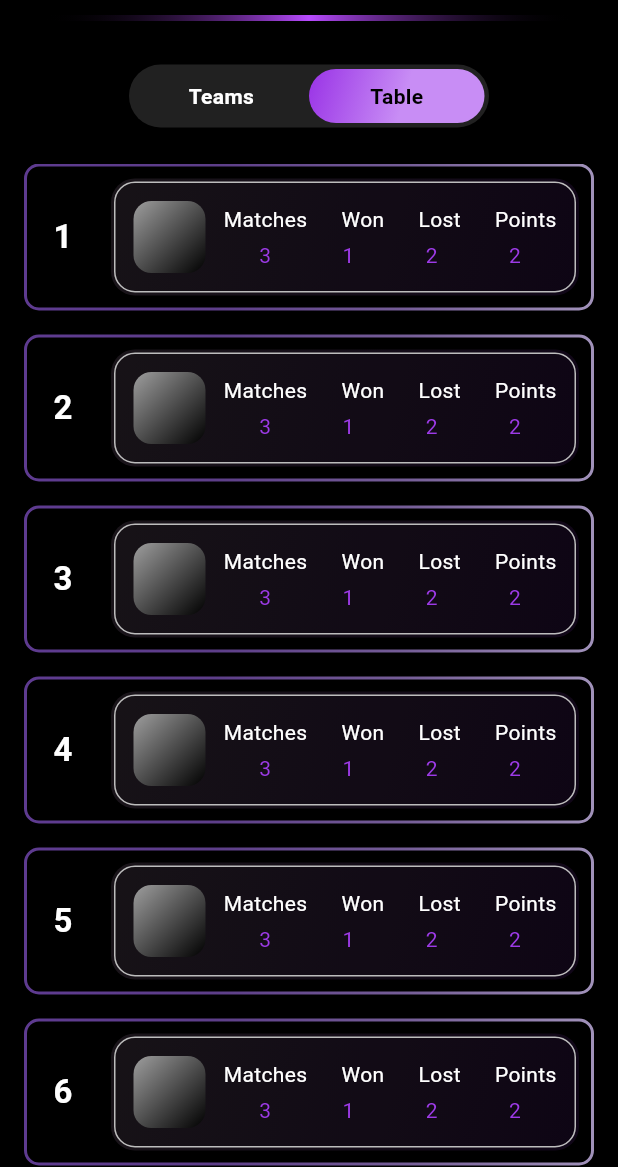
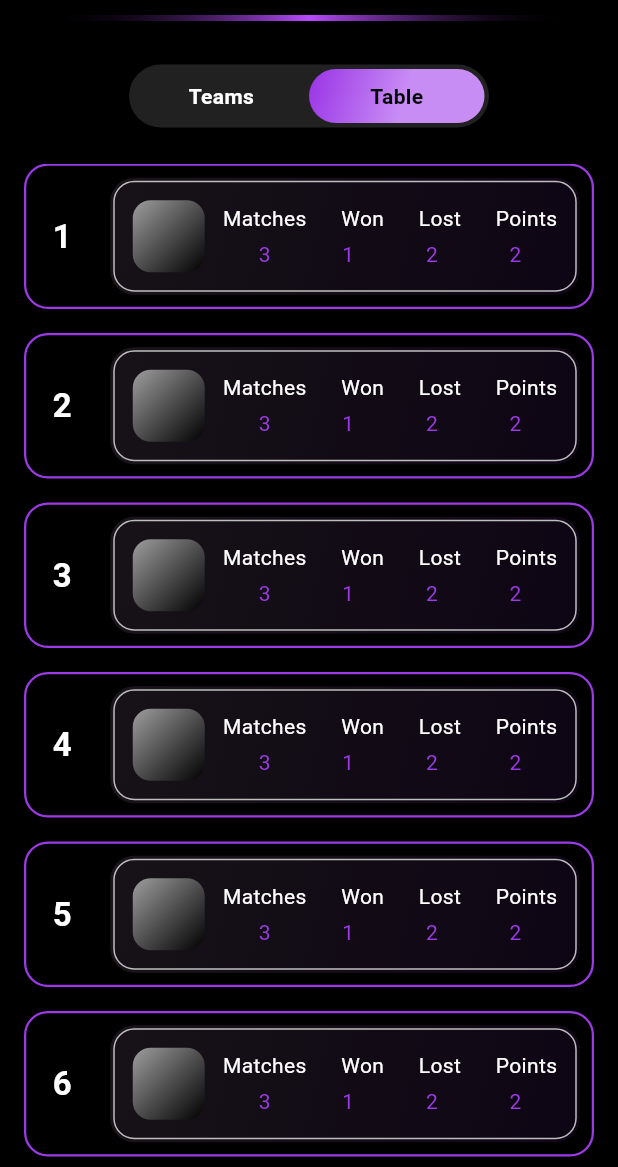
Before and after one commit to Toph-earth/robowars, a Flutter app: the TeamScreen screen opened directly, after a tap on "Table", on a phone screen of 412 x 824 dp, the part 69-1236 px from its top. Run offline on Flutter 3.47's test engine with Material 3 defaults, Android fonts, the phone set to English and light mode, and no system bars; our stand-ins replace curved_labeled_navigation_bar, flutter_riverpod, flutter_svg, google_fonts, gradient_borders, riverpod_annotation and 1 more; generated files the repository leaves out were written again; Roboto replaces fonts that are missing (Trajan Pro).

Commit message:
Improved layout

```diff
--- a/lib/home_page/main_layout.dart
+++ b/lib/home_page/main_layout.dart
@@ -44,6 +44,7 @@ class MainLayout extends ConsumerWidget {
 
     return Scaffold(
       extendBody: true,
+      resizeToAvoidBottomInset: false,
       body: SafeArea(
         child: PageView(
           controller: pageController,
--- a/lib/home_page/schedule_screen.dart
+++ b/lib/home_page/schedule_screen.dart
@@ -152,7 +152,7 @@ class _ScheduleState extends State<Schedule> {
 
 
                   return Container(
-                    height: 185,
+                    height: 200,
 
 
 
@@ -378,7 +378,7 @@ class _ScheduleState extends State<Schedule> {
                 itemCount: Teams.length,
                 itemBuilder: (context, index) {
                   return Container(
-                    height: 185,
+                    height: 200,
 
 
                     margin: const EdgeInsets.symmetric(vertical: 10, horizontal: 14),
@@ -583,7 +583,8 @@ class _ScheduleState extends State<Schedule> {
 
 
                 },
-              )
+              ),
+
           ),
         ],
       ),
--- a/lib/home_page/teams_screen.dart
+++ b/lib/home_page/teams_screen.dart
@@ -13,6 +13,9 @@ class TeamScreen extends StatefulWidget {
 class _TeamScreenState extends State<TeamScreen>  {
 
   bool isTeamsSelected = true;
+
+  int _selectedIndex = 2;
+
 
   final List<Map<String, dynamic>> teamsData = List.generate(
     10,
@@ -31,10 +34,11 @@ class _TeamScreenState extends State<TeamScreen>  {
   Widget build(BuildContext context) {
     return Scaffold(
       backgroundColor: Colors.black,
-      appBar: PreferredSize(
+
+      appBar: isTeamsSelected ? PreferredSize(
         preferredSize: const Size.fromHeight(65),
         child: Column(
-          children: [ isTeamsSelected ?
+          children: [
             AppBar(
               backgroundColor: Colors.black,
               elevation: 0,
@@ -71,7 +75,31 @@ class _TeamScreenState extends State<TeamScreen>  {
                   ),
                 ),
               ],
-            ):
+            ),
+
+            Container(
+              height: 4,
+              margin: const EdgeInsets.symmetric(horizontal: 30),
+              decoration: const BoxDecoration(
+                gradient: LinearGradient(
+                  begin: Alignment.centerLeft,
+                  end: Alignment.centerRight,
+                  colors: [
+                    Colors.transparent,
+                    Color(0xFFB84BFF),
+                    Colors.transparent,
+                  ],
+                  stops: [0, 0.5, 1.0],
+                ),
+              ),
+            ),
+          ],
+        ),
+      ) :
+      PreferredSize(
+        preferredSize: const Size.fromHeight(65),
+        child: Column(
+          children: [
             AppBar(
               backgroundColor: Colors.black,
               elevation: 0,
@@ -110,7 +138,6 @@ class _TeamScreenState extends State<TeamScreen>  {
               ],
             ),
 
-
             Container(
               height: 4,
               margin: const EdgeInsets.symmetric(horizontal: 30),
@@ -133,12 +160,11 @@ class _TeamScreenState extends State<TeamScreen>  {
 
       body: Column(
         children: [
-
+          //_buildFadingLine(),
           const SizedBox(height: 24),
           _buildToggle(),
           const SizedBox(height: 24),
           Expanded(child: _buildAnimatedBody()),
-          //_buildFadingLine(),
         ],
       ),
     );
@@ -148,33 +174,18 @@ class _TeamScreenState extends State<TeamScreen>  {
 
 
   Widget _buildFadingLine() {
-    return Row(
-      children: [
-
-        Container(
+    return Container(
       height: 4,
-          width: MediaQuery.of(context).size.width * 0.3, // Make it longer
-          margin: const EdgeInsets.symmetric(vertical: 5),
+      margin: const EdgeInsets.symmetric(vertical: 10),
       decoration: const BoxDecoration(
         gradient: LinearGradient(
+          colors: [Colors.transparent, Color(0xFF9D3AE7), Colors.transparent],
           begin: Alignment.centerLeft,
           end: Alignment.centerRight,
-              colors: [
-                Colors.transparent,
-                Color(0xFFB84BFF),
-                Colors.transparent,
-              ],
-              stops: [0, 0.5, 1.0],
         ),
       ),
-        ),
-        SizedBox(
-          width: MediaQuery.of(context).size.width * 0.15, // 50% of screen width
-        ),
-      ],
     );
   }
-
 
   Widget _buildToggle() {
     return Row(
@@ -204,6 +215,7 @@ class _TeamScreenState extends State<TeamScreen>  {
       child: GestureDetector(
         onTap: () => setState(() {
           isTeamsSelected = selectTeams;
+
         }),
         child: AnimatedContainer(
           duration: const Duration(milliseconds: 250),
@@ -247,23 +259,13 @@ class _TeamScreenState extends State<TeamScreen>  {
         Container(
           padding: const EdgeInsets.symmetric(horizontal: 20, vertical: 20),
           decoration: BoxDecoration(
-            border: GradientBoxBorder(
-              width: 3,
-              gradient: LinearGradient(
-                colors: [
-                  Color.fromARGB(250, 96, 60, 147),
-                  Color.fromARGB(255, 93, 62, 137),
-                  Color.fromRGBO(119, 95, 154, 0.98),
-                  Color.fromARGB(255, 161, 146, 186),
-                ],
+            border: Border.all(color: Color(0xFF9D3AE7), width: 1.5),
+            borderRadius: BorderRadius.circular(20),
           ),
-
-            ),
-          borderRadius: BorderRadius.circular(20)),
-          child: ListView.builder(
+          child: ListView.separated(
             padding: const EdgeInsets.only(bottom: 40),
             itemCount: teamsData.length,
-            //separatorBuilder: (_, __) => _buildFadingLine(),
+            separatorBuilder: (_, __) => _buildFadingLine(),
             itemBuilder: (context, index) {
               final team = teamsData[index];
               final bots = (List<Map<String, dynamic>>.from(team['bots'])
@@ -350,21 +352,14 @@ class _TeamScreenState extends State<TeamScreen>  {
                                 );
                               }).toList(),
                             ),
-                            SizedBox(height: 10),
-                            _buildFadingLine()
-
-
                           ],
-
                         ),
                       ),
                     ],
-
                   ),
                 ),
               );
             },
-
           ),
         ),
 
@@ -386,7 +381,6 @@ class _TeamScreenState extends State<TeamScreen>  {
             ),
           ),
         ),
-
       ],
     ),
   );
@@ -400,18 +394,8 @@ class _TeamScreenState extends State<TeamScreen>  {
         return Container(
           margin: const EdgeInsets.only(bottom: 16),
           decoration: BoxDecoration(
-            border: GradientBoxBorder(
-              width: 2,
-              gradient: LinearGradient(
-                colors: [
-                  Color.fromARGB(250, 96, 60, 147),
-                  Color.fromARGB(255, 93, 62, 137),
-                  Color.fromRGBO(119, 95, 154, 0.98),
-                  Color.fromARGB(255, 161, 146, 186),
-                ],
-              ),
-            ),
-            borderRadius: BorderRadius.circular(10),
+            borderRadius: BorderRadius.circular(16),
+            border: Border.all(color: const Color(0xFF9D3AE7), width: 1.5),
           ),
           child: Row(
             children: [
@@ -661,7 +645,7 @@ class _TeamScreenState extends State<TeamScreen>  {
                                 labelStyle: const TextStyle(
                                   fontWeight: FontWeight.bold,
                                   fontSize: 10,
-                                  color: Colors.white,
+                                  color: Colors.black,
                                 ),
                                 backgroundColor: Colors.transparent,
                                 shape: RoundedRectangleBorder(
@@ -686,4 +670,9 @@ class _TeamScreenState extends State<TeamScreen>  {
       },
     );
   }
+
+
+
+
+
 }
--- a/lib/main.dart
+++ b/lib/main.dart
@@ -14,7 +14,16 @@ import 'home_page/main_layout.dart';
 
 void main() {
   WidgetsFlutterBinding.ensureInitialized();
-  SystemChrome.setEnabledSystemUIMode(SystemUiMode.immersiveSticky); // Hides status + nav bar
+  SystemChrome.setEnabledSystemUIMode(
+    SystemUiMode.immersive
+  );
+  SystemChrome.setSystemUIOverlayStyle(
+    const SystemUiOverlayStyle(
+      statusBarColor: Colors.transparent,
+      systemNavigationBarColor: Colors.transparent,
+      systemNavigationBarDividerColor: Colors.transparent,
+    ),
+  );
 
   runApp(ProviderScope(child: MyApp()));
 }
```
Lines whose indentation alone changed are shown as unchanged.
